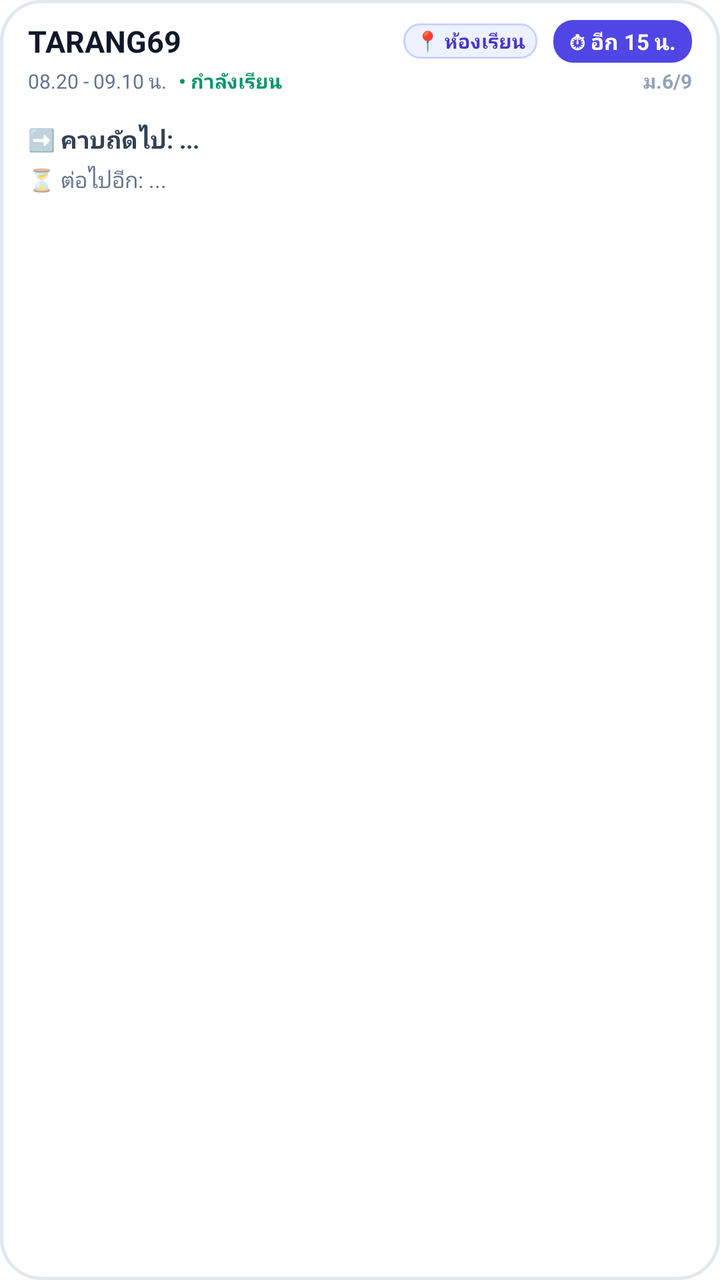
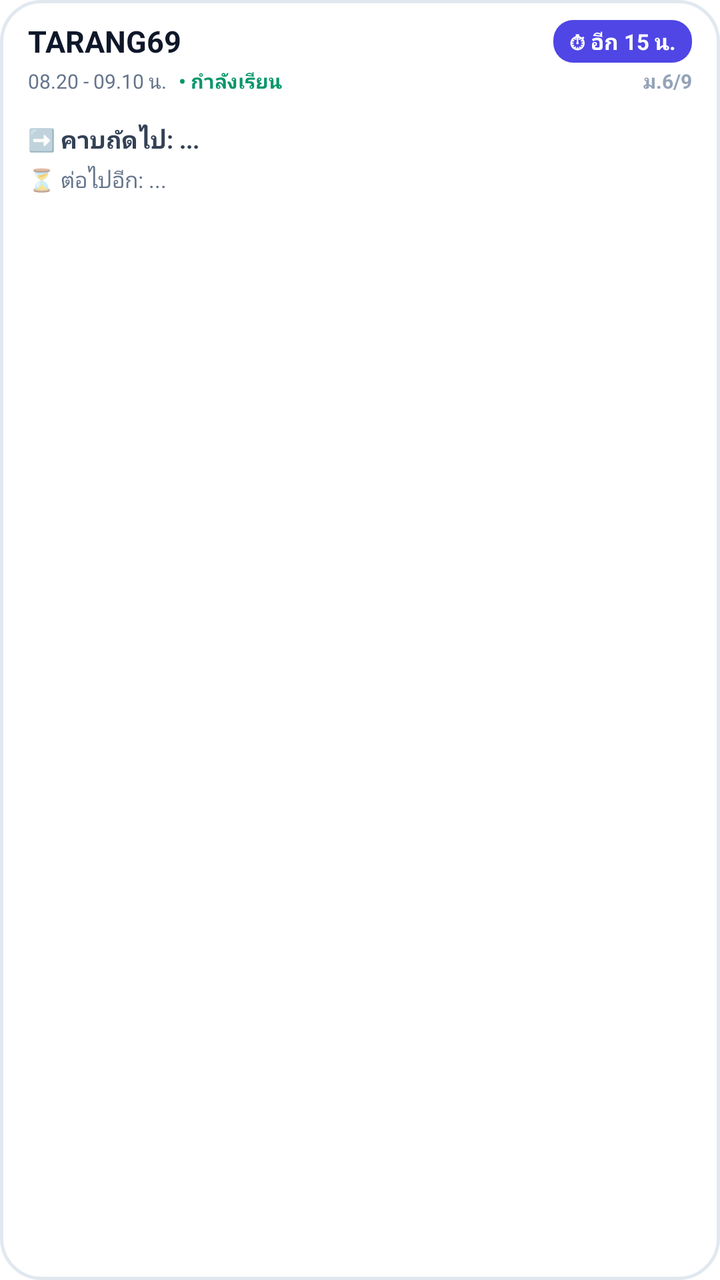

Two renders of the same Android screen: before a commit and after it. Below are the layout's source before the change and the commit's diff.
<!-- AndroidManifest.xml: fallback theme Theme.MaterialComponents.DayNight.NoActionBar -->
<!-- res/layout/widget_layout.xml -->
<?xml version="1.0" encoding="utf-8"?>
<LinearLayout xmlns:android="http://schemas.android.com/apk/res/android"
    android:id="@+id/widget_root"
    android:layout_width="match_parent"
    android:layout_height="match_parent"
    android:orientation="vertical"
    android:paddingHorizontal="14dp"
    android:paddingVertical="10dp"
    android:background="@drawable/widget_background">

    
    <LinearLayout
        android:layout_width="match_parent"
        android:layout_height="wrap_content"
        android:orientation="horizontal"
        android:gravity="center_vertical">

        
        <TextView
            android:id="@+id/widget_subject_name"
            android:layout_width="0dp"
            android:layout_height="wrap_content"
            android:layout_weight="1"
            android:text="TARANG69"
            android:textSize="15sp"
            android:textStyle="bold"
            android:textColor="#0F172A"
            android:maxLines="1"
            android:ellipsize="end" />

        
        <TextView
            android:id="@+id/widget_subject_room"
            android:layout_width="wrap_content"
            android:layout_height="wrap_content"
            android:layout_marginStart="6dp"
            android:background="@drawable/widget_room_badge"
            android:paddingHorizontal="6dp"
            android:paddingVertical="2dp"
            android:text="📍 ห้องเรียน"
            android:textSize="10sp"
            android:textColor="#4338CA"
            android:textStyle="bold"
            android:maxLines="1" />

        
        <TextView
            android:id="@+id/widget_countdown_badge"
            android:layout_width="wrap_content"
            android:layout_height="wrap_content"
            android:layout_marginStart="8dp"
            android:background="@drawable/widget_countdown_pill"
            android:paddingHorizontal="8dp"
            android:paddingVertical="3dp"
            android:text="⏱ อีก 15 น."
            android:textSize="11sp"
            android:textStyle="bold"
            android:textColor="#FFFFFF" />
    </LinearLayout>

    
    <LinearLayout
        android:layout_width="match_parent"
        android:layout_height="wrap_content"
        android:layout_marginTop="2dp"
        android:orientation="horizontal"
        android:gravity="center_vertical">

        <TextView
            android:id="@+id/widget_subject_time"
            android:layout_width="wrap_content"
            android:layout_height="wrap_content"
            android:text="08.20 - 09.10 น."
            android:textSize="10sp"
            android:textColor="#64748B" />

        <TextView
            android:id="@+id/widget_status_badge"
            android:layout_width="wrap_content"
            android:layout_height="wrap_content"
            android:layout_marginStart="6dp"
            android:text="• กำลังเรียน"
            android:textSize="10sp"
            android:textStyle="bold"
            android:textColor="#059669" />

        <TextView
            android:id="@+id/widget_day_name"
            android:layout_width="0dp"
            android:layout_height="wrap_content"
            android:layout_weight="1"
            android:gravity="end"
            android:text="ม.6/9"
            android:textSize="10sp"
            android:textColor="#94A3B8"
            android:textStyle="bold" />
    </LinearLayout>

    
    <LinearLayout
        android:id="@+id/widget_expand_section_1"
        android:layout_width="match_parent"
        android:layout_height="wrap_content"
        android:layout_marginTop="8dp"
        android:paddingTop="6dp"
        android:orientation="horizontal"
        android:gravity="center_vertical">

        <TextView
            android:layout_width="wrap_content"
            android:layout_height="wrap_content"
            android:text="➡️ "
            android:textSize="11sp" />

        <TextView
            android:id="@+id/widget_next_subject"
            android:layout_width="match_parent"
            android:layout_height="wrap_content"
            android:text="คาบถัดไป: ..."
            android:textSize="12sp"
            android:textStyle="bold"
            android:textColor="#334155"
            android:maxLines="1"
            android:ellipsize="end" />
    </LinearLayout>

    
    <LinearLayout
        android:id="@+id/widget_expand_section_2"
        android:layout_width="match_parent"
        android:layout_height="wrap_content"
        android:layout_marginTop="4dp"
        android:orientation="horizontal"
        android:gravity="center_vertical">

        <TextView
            android:layout_width="wrap_content"
            android:layout_height="wrap_content"
            android:text="⏳ "
            android:textSize="11sp" />

        <TextView
            android:id="@+id/widget_later_subject"
            android:layout_width="match_parent"
            android:layout_height="wrap_content"
            android:text="ต่อไปอีก: ..."
            android:textSize="11sp"
            android:textColor="#64748B"
            android:maxLines="1"
            android:ellipsize="end" />
    </LinearLayout>

</LinearLayout>
<!-- resources referenced by this layout -->
<resources>
  <!-- drawable widget_background (drawable) -->
  <?xml version="1.0" encoding="utf-8"?>
  <shape xmlns:android="http://schemas.android.com/apk/res/android"
      android:shape="rectangle">
      <solid android:color="#FFFFFF" />
      <stroke
          android:width="1.5dp"
          android:color="#E2E8F0" />
      <corners android:radius="20dp" />
  </shape>
  <!-- drawable widget_countdown_pill (drawable) -->
  <?xml version="1.0" encoding="utf-8"?>
  <shape xmlns:android="http://schemas.android.com/apk/res/android"
      android:shape="rectangle">
      <solid android:color="#4F46E5" />
      <corners android:radius="10dp" />
  </shape>
  <!-- drawable widget_room_badge (drawable) -->
  <?xml version="1.0" encoding="utf-8"?>
  <shape xmlns:android="http://schemas.android.com/apk/res/android"
      android:shape="rectangle">
      <solid android:color="#EEF2FF" />
      <stroke
          android:width="1dp"
          android:color="#C7D2FE" />
      <corners android:radius="8dp" />
  </shape>
</resources>

<!-- the commit's change to res/layout/widget_layout.xml (unified diff, before → after) -->
@@ -33,6 +33,7 @@
             android:id="@+id/widget_subject_room"
             android:layout_width="wrap_content"
             android:layout_height="wrap_content"
+            android:visibility="gone"
             android:layout_marginStart="6dp"
             android:background="@drawable/widget_room_badge"
             android:paddingHorizontal="6dp"
